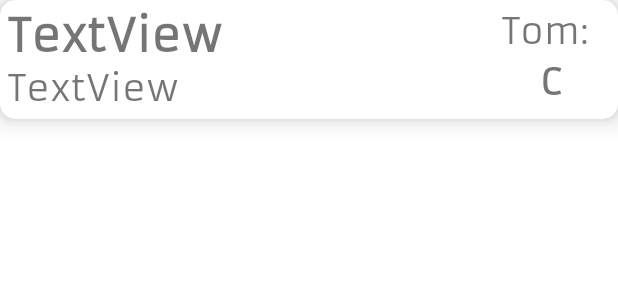
After one commit to lecs01/CifreiApk, an Android app: the layout recycler_view_cifras.xml on its own in the app's theme, with its tools: preview values and no code run, on a phone screen of 412 x 824 dp. The commit adds this screen. Shown: the top 300 px of the screen. Run offline under Robolectric (Android 15) with nearby library versions, the phone set to English and light mode, and no system bars.

Commit message:
criacao do RecyclerView;

```diff
--- a/app/src/main/AndroidManifest.xml
+++ b/app/src/main/AndroidManifest.xml
@@ -1,6 +1,8 @@
 <?xml version="1.0" encoding="utf-8"?>
 <manifest xmlns:android="http://schemas.android.com/apk/res/android"
     package="com.example.cifreiapk">
+
+    <uses-permission android:name="android.permission.INTERNET" />
 
     <application
         android:allowBackup="true"
--- a/app/src/main/res/layout/activity_main.xml
+++ b/app/src/main/res/layout/activity_main.xml
@@ -49,7 +49,7 @@
         app:layout_constraintTop_toBottomOf="@+id/textView2" />
 
     <androidx.recyclerview.widget.RecyclerView
-        android:id="@+id/recyclerView2"
+        android:id="@+id/recyclerViewCifras"
         android:layout_width="match_parent"
         android:layout_height="wrap_content"
         android:layout_marginStart="10dp"
@@ -59,6 +59,7 @@
         android:padding="10dp"
         app:layout_constraintBottom_toTopOf="@+id/view3"
         app:layout_constraintEnd_toEndOf="parent"
+        app:layout_constraintHorizontal_bias="1.0"
         app:layout_constraintStart_toStartOf="parent"
         app:layout_constraintTop_toBottomOf="@+id/view">
 
@@ -76,7 +77,7 @@
         app:layout_constraintBottom_toTopOf="@+id/button"
         app:layout_constraintEnd_toEndOf="parent"
         app:layout_constraintStart_toStartOf="parent"
-        app:layout_constraintTop_toBottomOf="@+id/recyclerView2" />
+        app:layout_constraintTop_toBottomOf="@+id/recyclerViewCifras" />
 
     <Button
         android:id="@+id/button"
--- /dev/null
+++ b/app/src/main/res/layout/recycler_view_cifras.xml
@@ -0,0 +1,81 @@
+<?xml version="1.0" encoding="utf-8"?>
+<androidx.constraintlayout.widget.ConstraintLayout
+    xmlns:android="http://schemas.android.com/apk/res/android"
+    xmlns:app="http://schemas.android.com/apk/res-auto"
+    android:layout_width="match_parent"
+    android:layout_height="match_parent">
+
+    <androidx.cardview.widget.CardView
+        android:layout_width="match_parent"
+        android:layout_height="wrap_content"
+        app:cardCornerRadius="10dp"
+        app:cardElevation="10dp"
+        app:layout_constraintEnd_toEndOf="parent"
+        app:layout_constraintStart_toStartOf="parent"
+        app:layout_constraintTop_toTopOf="parent">
+
+        <LinearLayout
+            android:layout_width="match_parent"
+            android:layout_height="match_parent"
+            android:orientation="horizontal"
+            android:padding="5dp">
+
+            <LinearLayout
+                android:layout_width="match_parent"
+                android:layout_height="wrap_content"
+                android:layout_weight="1"
+                android:orientation="vertical">
+
+                <TextView
+                    android:id="@+id/tvTituloDaMusica"
+                    android:layout_width="match_parent"
+                    android:layout_height="wrap_content"
+                    android:layout_weight="1"
+                    android:fontFamily="@font/armata"
+                    android:text="TextView"
+                    android:textSize="30sp"
+                    android:textStyle="bold" />
+
+                <TextView
+                    android:id="@+id/tvNomeDoArtista"
+                    android:layout_width="match_parent"
+                    android:layout_height="wrap_content"
+                    android:layout_weight="1"
+                    android:fontFamily="@font/armata"
+                    android:text="TextView"
+                    android:textSize="24sp" />
+
+            </LinearLayout>
+
+            <LinearLayout
+                android:layout_width="match_parent"
+                android:layout_height="match_parent"
+                android:layout_weight="4"
+                android:orientation="vertical">
+
+                <TextView
+                    android:id="@+id/textView12"
+                    android:layout_width="match_parent"
+                    android:layout_height="wrap_content"
+                    android:layout_weight="3"
+                    android:fontFamily="@font/armata"
+                    android:text="Tom: "
+                    android:textAlignment="center"
+                    android:textSize="24sp" />
+
+                <TextView
+                    android:id="@+id/tvTom"
+                    android:layout_width="match_parent"
+                    android:layout_height="wrap_content"
+                    android:layout_weight="3"
+                    android:fontFamily="@font/armata"
+                    android:text="C"
+                    android:textAlignment="center"
+                    android:textSize="24sp"
+                    android:textStyle="bold" />
+            </LinearLayout>
+
+        </LinearLayout>
+
+    </androidx.cardview.widget.CardView>
+</androidx.constraintlayout.widget.ConstraintLayout>
```
Also changed, not shown: app/src/main/java/com/example/cifreiapk/MainActivity.kt (+59 -1 lines), app/src/main/java/com/example/cifreiapk/model/cifraAdapter.kt (added, +47 -0 lines).
